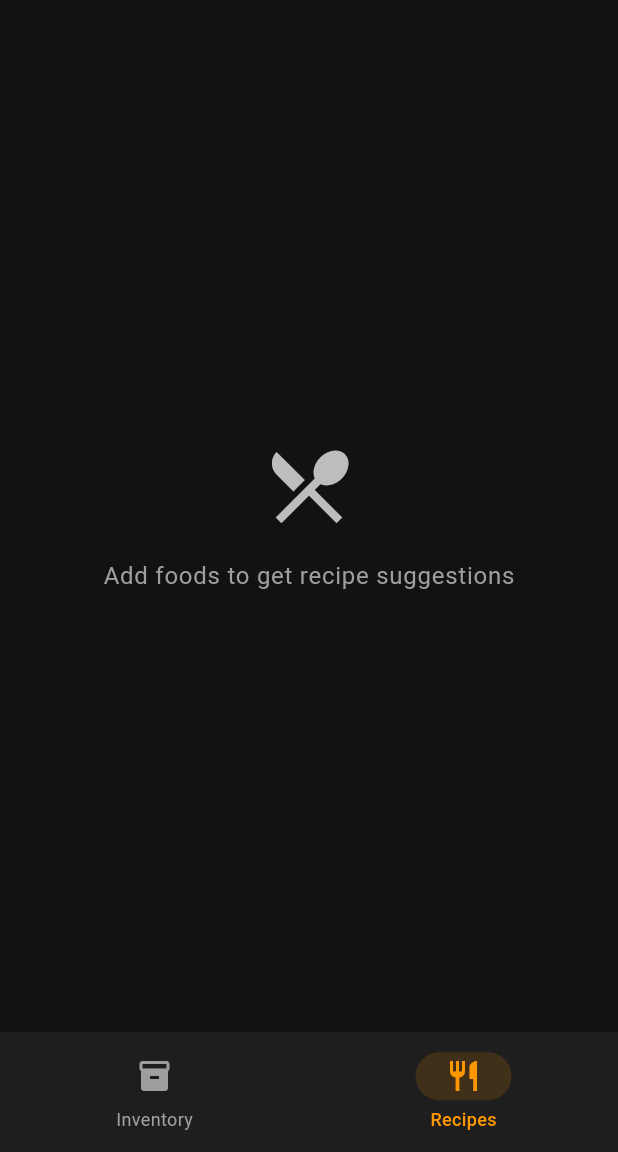
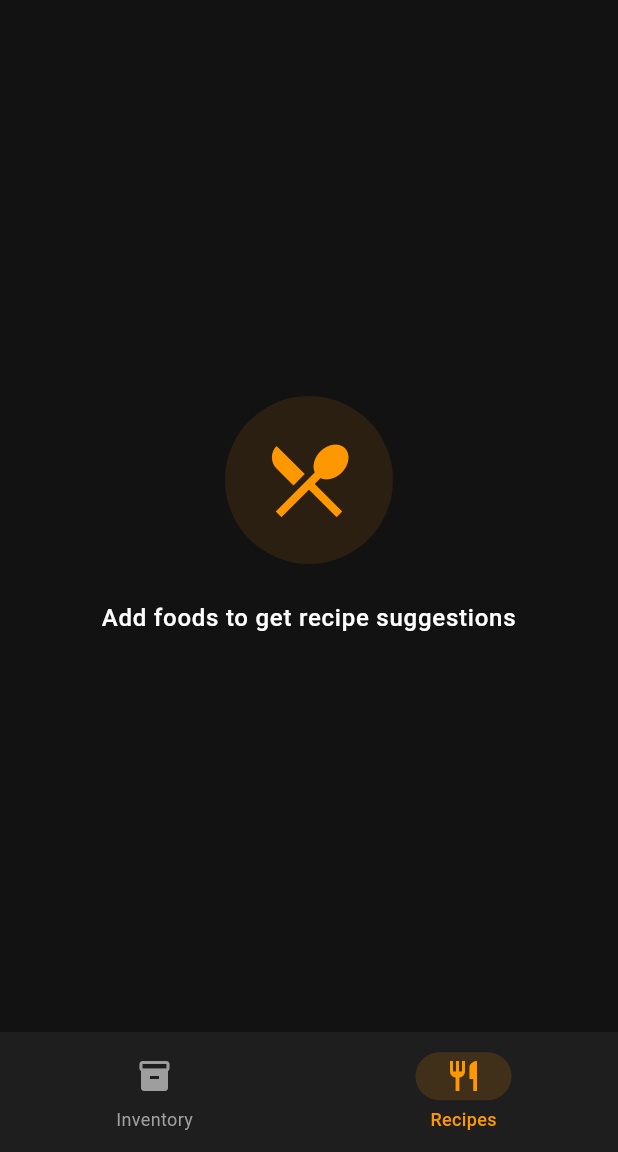
Before and after one commit to nendix/foodly, a Flutter app: the screen it shows after launch, item 2 of the bottom bar chosen, on a phone screen of 412 x 824 dp, the part 84-1236 px from its top. Run offline on Flutter 3.47's test engine with Material 3 defaults, Android fonts, the phone set to English and light mode, and no system bars; our stand-ins replace connectivity_plus, flutter_dotenv, hive, hive_flutter; missing offline and left inert: mobile_scanner; accounts and stored records are empty.

Commit message:
change: new recipes screen UI

```diff
--- a/lib/screens/recipes_screen.dart
+++ b/lib/screens/recipes_screen.dart
@@ -42,7 +42,10 @@ class _RecipesScreenState extends State<RecipesScreen> {
 
     if (!await hasInternetConnection()) {
       if (mounted) {
-         showErrorSnackbar(context, 'No internet connection. Please check your connection and try again.');
+        showErrorSnackbar(
+          context,
+          'No internet connection. Please check your connection and try again.',
+        );
       }
       return;
     }
@@ -76,8 +79,10 @@ class _RecipesScreenState extends State<RecipesScreen> {
 
     if (_searchQuery.isNotEmpty) {
       filtered = filtered
-          .where((recipe) =>
-              recipe.title.toLowerCase().contains(_searchQuery.toLowerCase()))
+          .where(
+            (recipe) =>
+                recipe.title.toLowerCase().contains(_searchQuery.toLowerCase()),
+          )
           .toList();
     }
 
@@ -96,17 +101,28 @@ class _RecipesScreenState extends State<RecipesScreen> {
         child: Column(
           mainAxisAlignment: MainAxisAlignment.center,
           children: [
-            Icon(
+            Container(
+              padding: const EdgeInsets.all(24),
+              decoration: BoxDecoration(
+                shape: BoxShape.circle,
+                color: Theme.of(
+                  context,
+                ).colorScheme.primary.withValues(alpha: 0.1),
+              ),
+              child: Icon(
                 Icons.restaurant_menu,
                 size: 64,
-              color: Colors.grey[400],
+                color: Theme.of(context).colorScheme.primary,
               ),
-            const SizedBox(height: 16),
+            ),
+            const SizedBox(height: 24),
             Text(
               'Add foods to get recipe suggestions',
               style: Theme.of(context).textTheme.bodyLarge?.copyWith(
-                color: Colors.grey,
+                color: Theme.of(context).textTheme.bodyLarge?.color,
+                fontWeight: FontWeight.w500,
               ),
+              textAlign: TextAlign.center,
             ),
           ],
         ),
@@ -122,22 +138,32 @@ class _RecipesScreenState extends State<RecipesScreen> {
         child: Column(
           mainAxisAlignment: MainAxisAlignment.center,
           children: [
-            Icon(
+            Container(
+              padding: const EdgeInsets.all(24),
+              decoration: BoxDecoration(
+                shape: BoxShape.circle,
+                color: Theme.of(
+                  context,
+                ).colorScheme.primary.withValues(alpha: 0.1),
+              ),
+              child: Icon(
                 Icons.no_meals,
                 size: 64,
-              color: Colors.grey[400],
-            ),
-            const SizedBox(height: 16),
-            Text(
-              'No recipes found',
-              style: Theme.of(context).textTheme.bodyLarge?.copyWith(
-                color: Colors.grey,
+                color: Theme.of(context).colorScheme.primary,
               ),
             ),
             const SizedBox(height: 24),
-            ElevatedButton(
+            Text(
+              'No recipes found',
+              style: Theme.of(
+                context,
+              ).textTheme.bodyLarge?.copyWith(fontWeight: FontWeight.w500),
+            ),
+            const SizedBox(height: 32),
+            ElevatedButton.icon(
               onPressed: _loadRecipes,
-              child: const Text('Retry'),
+              icon: const Icon(Icons.refresh),
+              label: const Text('Retry'),
             ),
           ],
         ),
@@ -151,7 +177,10 @@ class _RecipesScreenState extends State<RecipesScreen> {
           child: SearchBar(
             controller: _searchController,
             hintText: 'Search recipes...',
-            leading: const Icon(Icons.search),
+            leading: Icon(
+              Icons.search,
+              color: Theme.of(context).colorScheme.primary,
+            ),
             trailing: [
               if (_searchController.text.isNotEmpty)
                 IconButton(
@@ -171,16 +200,25 @@ class _RecipesScreenState extends State<RecipesScreen> {
               child: Column(
                 mainAxisAlignment: MainAxisAlignment.center,
                 children: [
-                  Icon(
+                  Container(
+                    padding: const EdgeInsets.all(24),
+                    decoration: BoxDecoration(
+                      shape: BoxShape.circle,
+                      color: Theme.of(
+                        context,
+                      ).colorScheme.primary.withValues(alpha: 0.1),
+                    ),
+                    child: Icon(
                       Icons.search_off,
                       size: 64,
-                    color: Colors.grey[400],
+                      color: Theme.of(context).colorScheme.primary,
                     ),
-                  const SizedBox(height: 16),
+                  ),
+                  const SizedBox(height: 24),
                   Text(
                     'No recipes match your search',
                     style: Theme.of(context).textTheme.bodyLarge?.copyWith(
-                      color: Colors.grey,
+                      fontWeight: FontWeight.w500,
                     ),
                   ),
                 ],
@@ -189,9 +227,10 @@ class _RecipesScreenState extends State<RecipesScreen> {
           )
          else
            Expanded(
-             child: ListView.builder(
+             child: ListView.separated(
                padding: const EdgeInsets.all(16),
                itemCount: _filteredRecipes!.length,
+               separatorBuilder: (context, index) => const SizedBox(height: 12),
                itemBuilder: (context, index) {
                  final recipe = _filteredRecipes![index];
                  return RecipeCard(
@@ -205,12 +244,11 @@ class _RecipesScreenState extends State<RecipesScreen> {
     );
   }
 
-
-
   void showRecipeDetails(BuildContext context, Recipe recipe) {
     showModalBottomSheet(
       context: context,
       isScrollControlled: true,
+      backgroundColor: Theme.of(context).colorScheme.surface,
       builder: (context) => DraggableScrollableSheet(
         expand: false,
         builder: (context, scrollController) => SingleChildScrollView(
@@ -225,7 +263,9 @@ class _RecipesScreenState extends State<RecipesScreen> {
                     height: 4,
                     width: 40,
                     decoration: BoxDecoration(
-                      color: Colors.grey[300],
+                      color: Theme.of(
+                        context,
+                      ).colorScheme.primary.withValues(alpha: 0.3),
                       borderRadius: BorderRadius.circular(2),
                     ),
                   ),
@@ -233,9 +273,9 @@ class _RecipesScreenState extends State<RecipesScreen> {
                 const SizedBox(height: 16),
                 Text(
                   recipe.title,
-                  style: Theme.of(context).textTheme.titleLarge?.copyWith(
-                    fontWeight: FontWeight.bold,
-                  ),
+                  style: Theme.of(
+                    context,
+                  ).textTheme.titleLarge?.copyWith(fontWeight: FontWeight.bold),
                 ),
                 const SizedBox(height: 16),
                 ClipRRect(
@@ -248,46 +288,26 @@ class _RecipesScreenState extends State<RecipesScreen> {
                     errorBuilder: (context, error, stackTrace) {
                       return Container(
                         height: 250,
-                        color: Colors.grey[300],
-                        child: const Icon(Icons.image_not_supported),
+                        color: Theme.of(
+                          context,
+                        ).colorScheme.surfaceContainerHighest,
+                        child: Icon(
+                          Icons.image_not_supported,
+                          color: Theme.of(context).colorScheme.primary,
+                        ),
                       );
                     },
                   ),
                 ),
                 const SizedBox(height: 16),
-                Row(
-                  mainAxisAlignment: MainAxisAlignment.spaceAround,
-                  children: [
-                    _buildStatItem(
-                      context,
-                      '${recipe.possessedCount}',
-                      'Have',
-                      Colors.green,
-                    ),
-                    _buildStatItem(
-                      context,
-                      '${recipe.missingCount}',
-                      'Missing',
-                      Colors.orange,
-                    ),
-                  ],
-                ),
-                const SizedBox(height: 24),
                 if (recipe.possessedIngredients.isNotEmpty)
                   Column(
                     crossAxisAlignment: CrossAxisAlignment.start,
                     children: [
-                      Row(
-                        children: [
-                          Icon(Icons.check_circle, color: Colors.green[700], size: 20),
-                          const SizedBox(width: 8),
                       Text(
                         'Possessed Ingredients (${recipe.possessedIngredients.length})',
-                            style: Theme.of(context).textTheme.titleMedium?.copyWith(
-                              fontWeight: FontWeight.bold,
-                            ),
-                          ),
-                        ],
+                        style: Theme.of(context).textTheme.titleMedium
+                            ?.copyWith(fontWeight: FontWeight.bold),
                       ),
                       const SizedBox(height: 12),
                       ...recipe.possessedIngredients.map(
@@ -321,17 +341,10 @@ class _RecipesScreenState extends State<RecipesScreen> {
                   Column(
                     crossAxisAlignment: CrossAxisAlignment.start,
                     children: [
-                      Row(
-                        children: [
-                          Icon(Icons.cancel, color: Colors.orange[700], size: 20),
-                          const SizedBox(width: 8),
                       Text(
                         'Missing Ingredients (${recipe.missingIngredients.length})',
-                            style: Theme.of(context).textTheme.titleMedium?.copyWith(
-                              fontWeight: FontWeight.bold,
-                            ),
-                          ),
-                        ],
+                        style: Theme.of(context).textTheme.titleMedium
+                            ?.copyWith(fontWeight: FontWeight.bold),
                       ),
                       const SizedBox(height: 12),
                       ...recipe.missingIngredients.map(
@@ -343,7 +356,7 @@ class _RecipesScreenState extends State<RecipesScreen> {
                                 width: 6,
                                 height: 6,
                                 decoration: BoxDecoration(
-                                  color: Colors.orange[700],
+                                  color: Theme.of(context).colorScheme.primary,
                                   shape: BoxShape.circle,
                                 ),
                               ),
@@ -368,31 +381,4 @@ class _RecipesScreenState extends State<RecipesScreen> {
       ),
     );
   }
-
-  Widget _buildStatItem(BuildContext context, String value, String label, Color color) {
-    return Column(
-      children: [
-        Container(
-          padding: const EdgeInsets.all(12),
-          decoration: BoxDecoration(
-            color: color.withValues(alpha: 0.1),
-            shape: BoxShape.circle,
-          ),
-          child: Text(
-            value,
-            style: TextStyle(
-              fontSize: 20,
-              fontWeight: FontWeight.bold,
-              color: color,
-            ),
-          ),
-        ),
-        const SizedBox(height: 8),
-        Text(
-          label,
-          style: Theme.of(context).textTheme.labelMedium,
-        ),
-      ],
-    );
 }
-}
```
Lines whose indentation alone changed are shown as unchanged.
